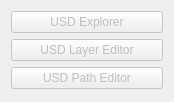
First picture: the form in src/MaxUsdObjects/Views/UsdStageToolsRollup.ui, repository Autodesk/3dsmax-usd, before the edit.
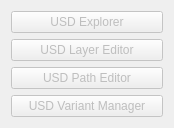
Second picture: the form after the edit.

The edit to the form file:
```diff
--- a/src/MaxUsdObjects/Views/UsdStageToolsRollup.ui
+++ b/src/MaxUsdObjects/Views/UsdStageToolsRollup.ui
@@ -59,6 +59,19 @@
      </property>
     </widget>
    </item>
+   <item>
+    <widget class="QPushButton" name="VariantManagerButton">
+     <property name="enabled">
+      <bool>false</bool>
+     </property>
+     <property name="toolTip">
+      <string>Opens the USD Variant Manager to edit the component's variants. This button is disabled by default and enabled automatically when the stage object has a valid root layer.</string>
+     </property>
+     <property name="text">
+      <string>USD Variant Manager</string>
+     </property>
+    </widget>
+   </item>
   </layout>
  </widget>
  <resources/>
```
